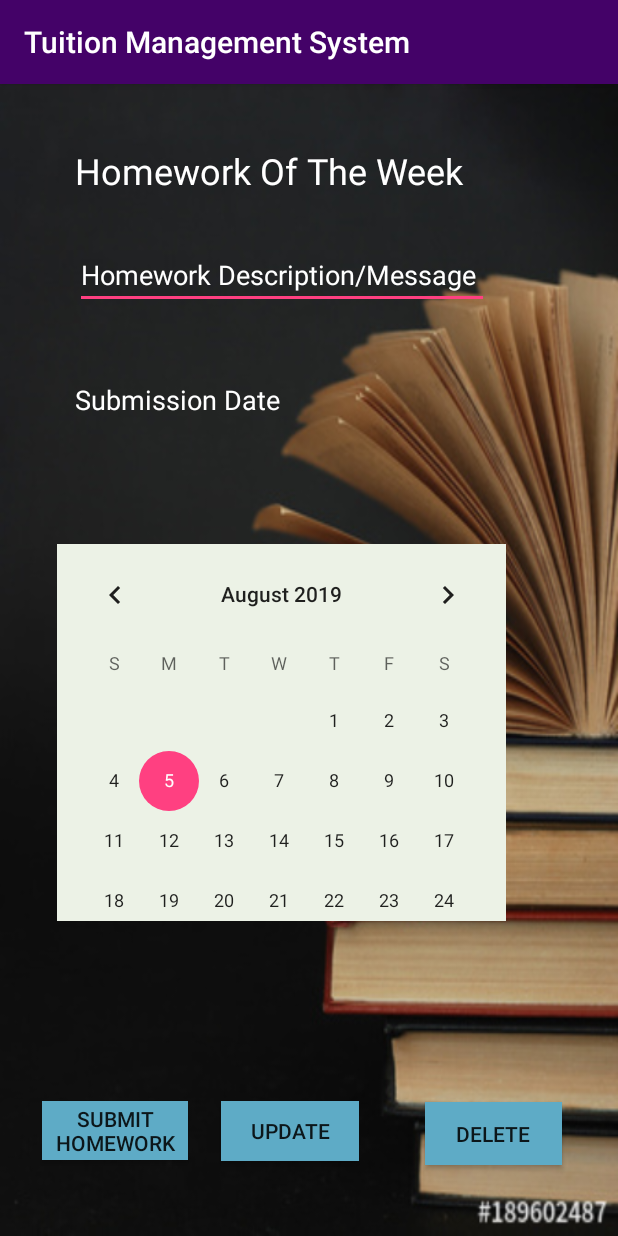
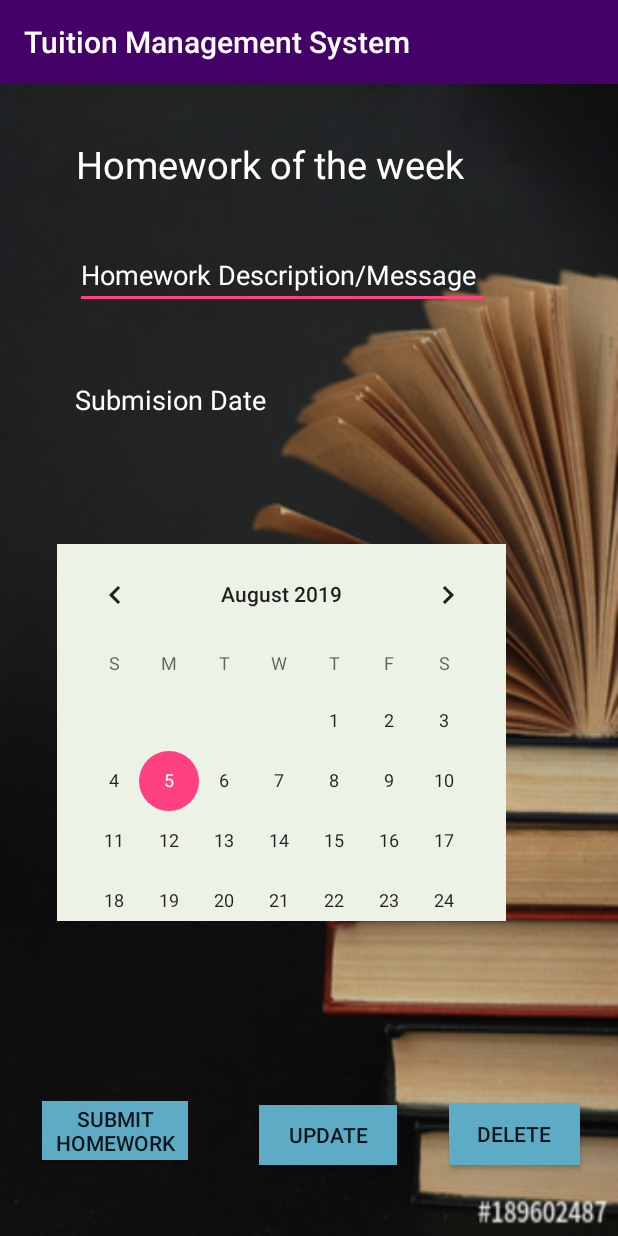
Before and after one commit to chamoddissanayake/Tuition-Management-System, an Android app: the Homework screen opened directly, with no data from a screen before it, on a phone screen of 412 x 824 dp. Run offline under Robolectric (Android 15) with nearby library versions, the phone set to English and light mode, and no system bars.

Commit message:
modify String.xml file

```diff
--- a/app/src/main/res/layout/activity_homework.xml
+++ b/app/src/main/res/layout/activity_homework.xml
@@ -32,7 +32,7 @@
         android:layout_marginEnd="8dp"
         android:layout_marginBottom="8dp"
         android:background="#5eabc6"
-        android:text="Submit Homework"
+        android:text="@string/subHomework"
         android:textSize="14sp"
         app:layout_constraintBottom_toBottomOf="parent"
         app:layout_constraintEnd_toEndOf="parent"
@@ -48,7 +48,7 @@
         android:layout_marginStart="8dp"
         android:layout_marginEnd="8dp"
         android:layout_marginBottom="8dp"
-        android:text="Submission Date"
+        android:text="@string/subDate"
         android:textColor="@android:color/white"
         android:textSize="18sp"
         app:layout_constraintBottom_toBottomOf="parent"
@@ -78,24 +78,6 @@
         app:layout_constraintTop_toTopOf="parent"
         app:layout_constraintVertical_bias="0.137" />
 
-    <TextView
-        android:id="@+id/textTitle1"
-        android:layout_width="287dp"
-        android:layout_height="45dp"
-        android:layout_marginStart="8dp"
-        android:layout_marginTop="8dp"
-        android:layout_marginEnd="8dp"
-        android:layout_marginBottom="8dp"
-        android:text="Homework Of The Week"
-        android:textColor="@android:color/white"
-        android:textSize="24sp"
-        app:layout_constraintBottom_toBottomOf="parent"
-        app:layout_constraintEnd_toEndOf="parent"
-        app:layout_constraintHorizontal_bias="0.386"
-        app:layout_constraintStart_toStartOf="parent"
-        app:layout_constraintTop_toTopOf="parent"
-        app:layout_constraintVertical_bias="0.047" />
-
     <Button
         android:id="@+id/btnUpdate"
         android:layout_width="92dp"
@@ -104,28 +86,46 @@
         android:layout_marginEnd="8dp"
         android:layout_marginBottom="8dp"
         android:background="#5eabc6"
-        android:text="Update"
+        android:text="@string/UpdateHomework"
         app:layout_constraintBottom_toBottomOf="parent"
         app:layout_constraintEnd_toEndOf="parent"
-        app:layout_constraintHorizontal_bias="0.458"
+        app:layout_constraintHorizontal_bias="0.541"
         app:layout_constraintStart_toStartOf="parent"
         app:layout_constraintTop_toTopOf="parent"
-        app:layout_constraintVertical_bias="0.942" />
+        app:layout_constraintVertical_bias="0.945" />
 
     <Button
         android:id="@+id/btnDelete"
-        android:layout_width="91dp"
-        android:layout_height="42dp"
+        android:layout_width="87dp"
+        android:layout_height="41dp"
         android:layout_marginStart="8dp"
         android:layout_marginEnd="8dp"
         android:layout_marginBottom="8dp"
         android:background="#5eabc6"
-        android:text="Delete"
+        android:text="@string/DeleteHomework"
         app:layout_constraintBottom_toBottomOf="parent"
         app:layout_constraintEnd_toEndOf="parent"
-        app:layout_constraintHorizontal_bias="0.904"
+        app:layout_constraintHorizontal_bias="0.944"
         app:layout_constraintStart_toStartOf="parent"
         app:layout_constraintTop_toTopOf="parent"
         app:layout_constraintVertical_bias="0.945" />
 
+    <TextView
+        android:id="@+id/textView17"
+        android:layout_width="310dp"
+        android:layout_height="51dp"
+        android:layout_marginStart="8dp"
+        android:layout_marginTop="8dp"
+        android:layout_marginEnd="8dp"
+        android:layout_marginBottom="8dp"
+        android:text="@string/homework"
+        android:textColor="@android:color/background_light"
+        android:textSize="25sp"
+        app:layout_constraintBottom_toBottomOf="parent"
+        app:layout_constraintEnd_toEndOf="parent"
+        app:layout_constraintHorizontal_bias="0.494"
+        app:layout_constraintStart_toStartOf="parent"
+        app:layout_constraintTop_toTopOf="parent"
+        app:layout_constraintVertical_bias="0.04" />
+
 </androidx.constraintlayout.widget.ConstraintLayout>
--- a/app/src/main/res/layout/activity_study_material.xml
+++ b/app/src/main/res/layout/activity_study_material.xml
@@ -33,10 +33,10 @@
         android:layout_marginBottom="8dp"
         app:layout_constraintBottom_toBottomOf="parent"
         app:layout_constraintEnd_toEndOf="parent"
-        app:layout_constraintHorizontal_bias="0.66"
+        app:layout_constraintHorizontal_bias="0.571"
         app:layout_constraintStart_toStartOf="parent"
         app:layout_constraintTop_toTopOf="parent"
-        app:layout_constraintVertical_bias="0.894"
+        app:layout_constraintVertical_bias="0.89"
         app:srcCompat="@drawable/homework_image" />
 
 </androidx.constraintlayout.widget.ConstraintLayout>
--- a/app/src/main/res/values/strings.xml
+++ b/app/src/main/res/values/strings.xml
@@ -44,6 +44,8 @@
     <!--<string name="address">Address</string>-->
 
 
+
+
     <string name="updateDeleteFeedbackView">Update Delete Feedbacks</string>
     <string name="viewFeedbacksView">View Feedbacks</string>
 
@@ -65,5 +67,21 @@
 
 
 
+    <string name="tute">Tutorial of the week</string>
+    <string name="todo">To Do List</string>
+    <string name="homework">Homework of the week</string>
+    <string name="subDate">Submision Date</string>
+    <string name="subHomework">Submit Homework</string>
+    <string name="UpdateHomework">Update</string>
+    <string name="DeleteHomework">Delete</string>
+
+
+
+
+
+
+
+
+
 
 </resources>
```
Also changed, not shown: app/src/main/res/layout/activity_add_tutorials.xml (+10 -9 lines), app/src/main/res/layout/activity_todolist.xml (+9 -21 lines).
